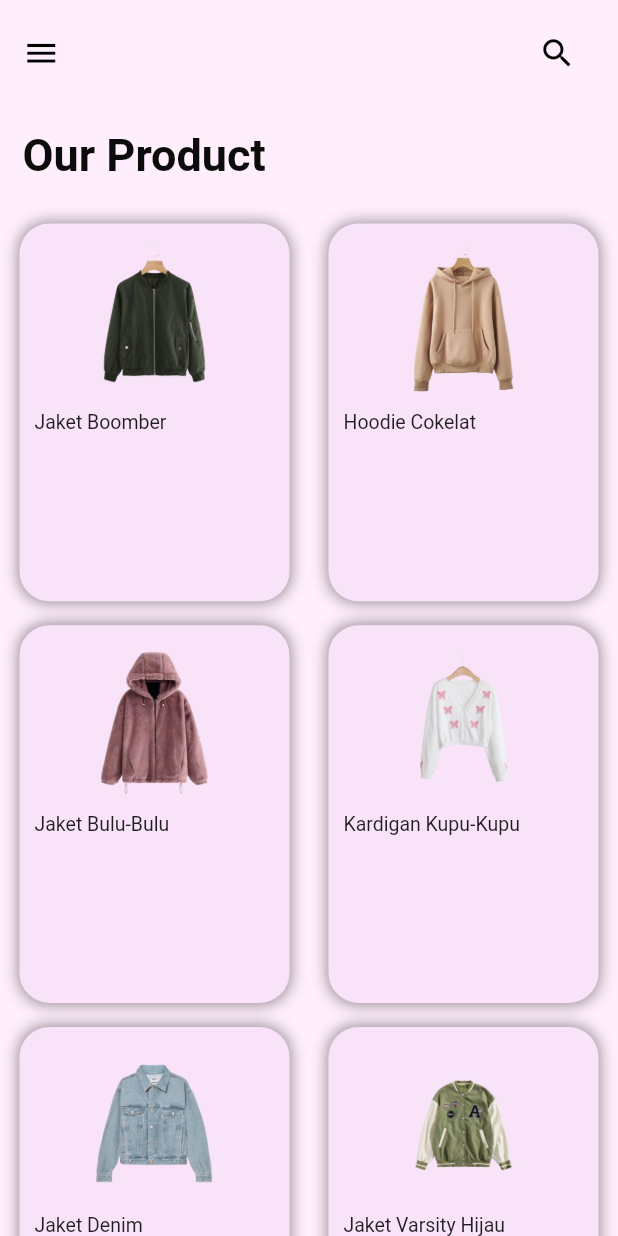
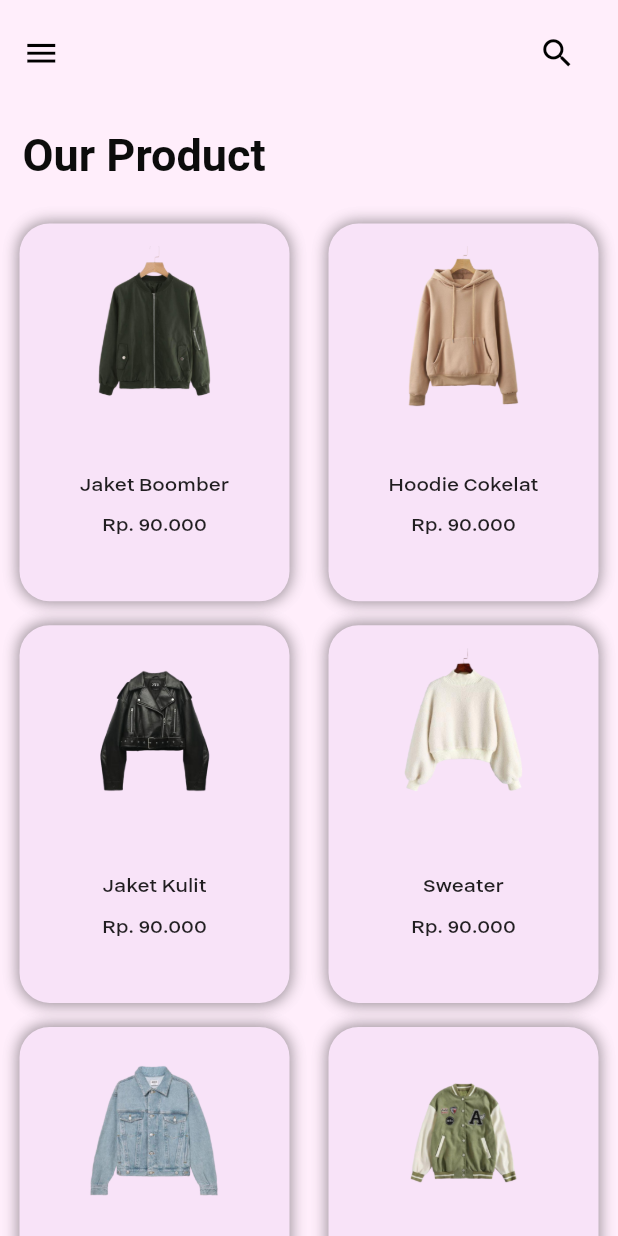
Before and after one commit to edginajlvni/uts_2020130035, a Flutter app: the ProductScreen screen opened directly with empty values, after a tap on the "arrow back ios new" icon, on a phone screen of 412 x 824 dp. Run offline on Flutter 3.47's test engine with Material 2 defaults, Android fonts, the light colour scheme and no system bars; Roboto replaces fonts that are missing (kaisei); project files that could hold a hidden picture were left out.

Commit message:
product + cart

```diff
--- a/lib/ProductScreen.dart
+++ b/lib/ProductScreen.dart
@@ -3,7 +3,7 @@ import 'package:uts_2020130035/HomeScreen.dart';
 
 class ProductScreen extends StatelessWidget {
   String names;
- ProductScreen (this.names);
+  ProductScreen(this.names);
 
   @override
   Widget build(BuildContext context) {
@@ -40,11 +40,92 @@ class ProductScreen extends StatelessWidget {
                   Center(
                       child: Image.asset(
                     'assets/images/$names.png',
-              ))
+                    width: MediaQuery.of(context).size.width / 1.2,
+                  )),
+                  SizedBox(height: 20),
+                  Padding(
+                    padding: EdgeInsets.only(bottom: 5, left: 30, right: 40),
+                    child: Column(
+                      crossAxisAlignment: CrossAxisAlignment.start,
+                      children: [
+                        Text(
+                          (names),
+                          style: TextStyle(
+                              fontSize: 25,
+                              fontFamily: 'dmsans',
+                              letterSpacing: 3),
+                        ),
                       ],
+                    ),
+                  ),
+                  SizedBox(height: 10),
+                  Harga(),
+                  SizedBox(height: 30),
+                  Padding(
+                    padding: EdgeInsets.only(bottom: 5, left: 30, right: 40),
+                    child: Align(
+                      alignment: Alignment.centerLeft,
+                      child: Column(
+                        children: [
+                          Text(
+                            'Deskripsi Produk:',
+                            style: TextStyle(
+                                fontSize: 15,
+                                fontFamily: 'dmsans'),
+                          ),
+                        ],
+                      ),
+                    ),
+                  ),
+
+                  SizedBox(height: 10),
+                  Padding(
+                    padding: EdgeInsets.only(bottom: 5, left: 30, right: 40),
+                    child: Align(
+                      alignment: Alignment.centerLeft,
+                      child: Column(
+                        children: [
+                          Text(
+                            'Ukuran fit to XL dengan lingkar dada 110 cm',
+                            style: TextStyle(
+                                fontSize: 15,
+                                fontFamily: 'dmsans'),
+                          ),
+                        ],
+                      ),
+                    ),
+                  ),
+                ]
               ),
             ),
           ),
         ));
   }
 }
+
+class Harga extends StatelessWidget {
+  const Harga({
+    super.key,
+  });
+
+  @override
+  Widget build(BuildContext context) {
+    return Padding(
+      padding: EdgeInsets.only(bottom: 5, left: 30, right: 40),
+      child: Align(
+        alignment: Alignment.centerLeft,
+        child: Column(
+          children: [
+            Text(
+              'Harga = Rp. 90.000',
+              style: TextStyle(
+                  fontSize: 18,
+                  fontFamily: 'dmsans',
+                  fontWeight: FontWeight.bold),
+            ),
+          ],
+        ),
+      ),
+    );
+  }
+}
--- a/lib/widget/items.dart
+++ b/lib/widget/items.dart
@@ -5,8 +5,8 @@ class Items extends StatelessWidget {
   List names = [
     'Jaket Boomber',
     'Hoodie Cokelat',
-    'Jaket Bulu-Bulu',
-    'Kardigan Kupu-Kupu',
+    'Jaket Kulit',
+    'Sweater',
     'Jaket Denim',
     'Jaket Varsity Hijau',
   ];
@@ -45,11 +45,14 @@ class Items extends StatelessWidget {
                   margin: EdgeInsets.all(10),
                   child: Image.asset(
                     "assets/images/${names[i]}.png",
-                    height: 100,
-                    width: 100,
+                    height: 110,
+                    width: 110,
                     // fit: BoxFit.contain,
                   ),
                 ),
+              ),
+              SizedBox(
+                height: 30,
               ),
               Padding(
                 padding: EdgeInsets.only(bottom: 8),
@@ -59,10 +62,26 @@ class Items extends StatelessWidget {
                     children: [
                       Text(
                         names[i],
-                        style: TextStyle(
-                          fontSize: 13,
+                        style: TextStyle(fontSize: 15, fontFamily: 'helmet'),
+                      ),
+                      SizedBox(
+                        height: 10,
+                      ),
+                      Padding(
+                        padding: EdgeInsets.only(bottom: 5),
+                        child: Align(
+                          alignment: Alignment.center,
+                          child: Column(
+                            children: [
+                              Text(
+                                "Rp. 90.000",
+                                style: TextStyle(
+                                    fontSize: 15, fontFamily: 'helmet'),
+                              ),
+                            ],
+                          ),
                         ),
-                      ),
+                      )
                     ],
                   ),
                 ),
```
Also changed, not shown: lib/CartScreen.dart (added, +39 -0 lines), lib/HomeScreen.dart (+11 -3 lines), pubspec.yaml (+9 -0 lines), assets/fonts/DMSans_Regular.ttf (added), assets/images/Jaket Kulit.png (added), assets/images/Sweater.png (added). Lines whose indentation alone changed are shown as unchanged.
